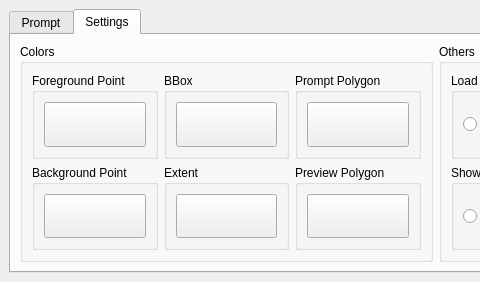
Qt form ui/Selector.ui (coolzhao/Geo-SAM) before a commit; both pictures show x 0 to 480 and y 0 to 282 of the 757 by 282 pixel window.
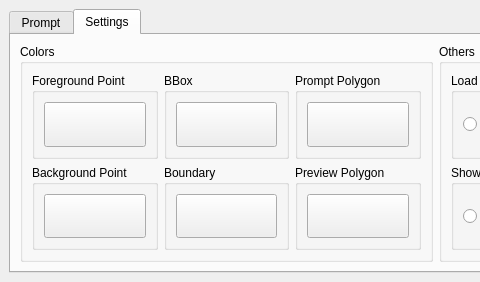
The same form after that commit. The open tabs and pages were chosen to show the change. Custom widgets are drawn as their Qt base class.

Diff of the .ui file:
```diff
--- a/ui/Selector.ui
+++ b/ui/Selector.ui
@@ -664,7 +664,7 @@
            <item row="1" column="1">
             <widget class="QGroupBox" name="groupBox_8">
              <property name="title">
-              <string>Extent</string>
+              <string>Boundary</string>
              </property>
              <layout class="QVBoxLayout" name="verticalLayout_9">
               <item>
```
